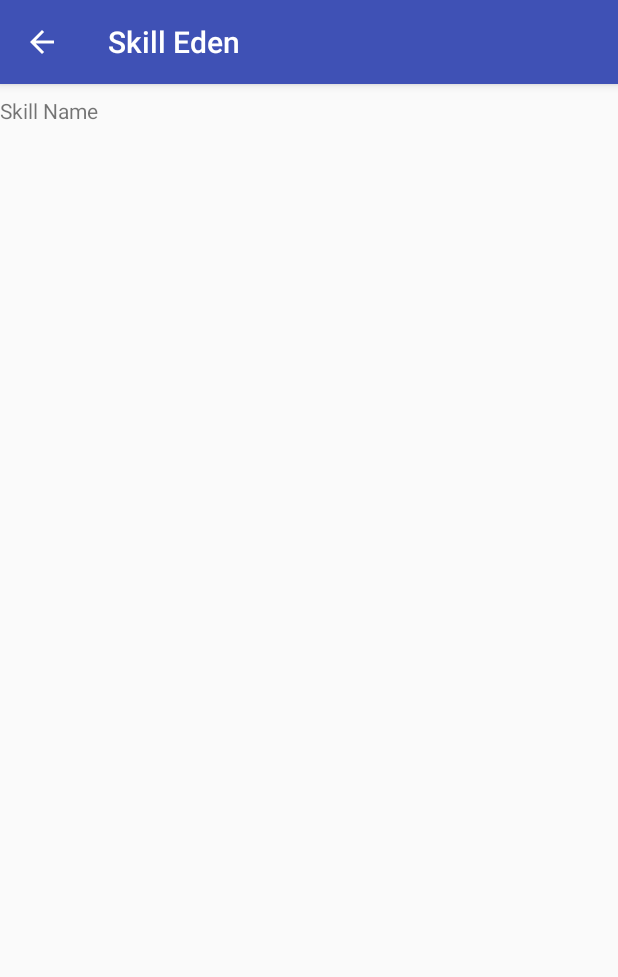
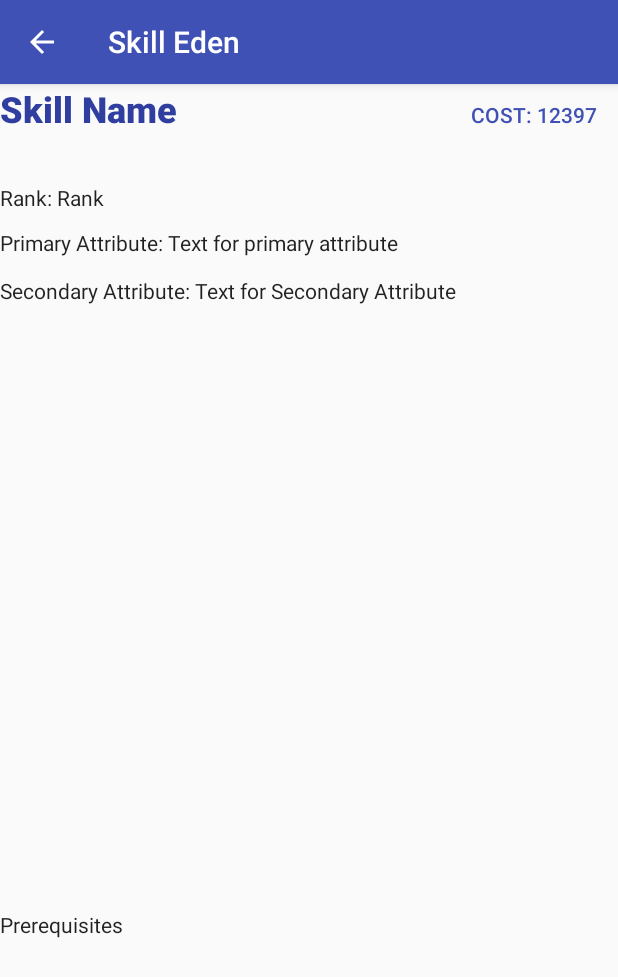
Before and after one commit to kylaconstantine13/skill_eden, an Android app: the SkillDetailActivity screen opened directly, with no data from a screen before it, on a phone screen of 412 x 824 dp. Shown: the top 977 px of the screen. Run offline under Robolectric (Android 15) with nearby library versions, the phone set to English and light mode, and no system bars; 7 statements that could not run were skipped.

Commit message:
Added skill details to skill detail view

```diff
--- a/skilleden/app/src/main/java/com/eve/skilleden/SkillActivity.java
+++ b/skilleden/app/src/main/java/com/eve/skilleden/SkillActivity.java
@@ -31,7 +31,7 @@ public class SkillActivity extends AppCompatActivity {
 
         // use this setting to improve performance if you know that changes
         // in content do not change the layout size of the RecyclerView
-        mRecyclerView.setHasFixedSize(true);  //TODO: remove in future?
+        mRecyclerView.setHasFixedSize(true);
 
         // specify an adapter (see also next example)
         staticSkills = new StaticSkills();
--- a/skilleden/app/src/main/java/com/eve/skilleden/SkillDetailActivity.java
+++ b/skilleden/app/src/main/java/com/eve/skilleden/SkillDetailActivity.java
@@ -2,13 +2,61 @@ package com.eve.skilleden;
 
 import android.support.v7.app.AppCompatActivity;
 import android.os.Bundle;
+import android.view.View;
+import android.widget.ImageButton;
+import android.widget.TextView;
+
+import com.eve.skilleden.model.Skill;
 
 public class SkillDetailActivity extends AppCompatActivity {
+    //TODO: eventually change to SKill Detial  holder??
+    TextView sNameTextV;
+    TextView sCostTextV;
+    TextView sRankTextV;
+    TextView sPrimaryAttriTextV;
+    TextView sSecondaryAttriTextV;
+    //    TextView sPrereqTextV; TODO: list view
+    TextView sDescTextV;
+
+    ImageButton sAlphaAvail;
+    ImageButton sTrialAvail;
+
 
     @Override
     protected void onCreate(Bundle savedInstanceState) {
         super.onCreate(savedInstanceState);
         setContentView(R.layout.activity_skill_detail);
-        //TODO: pick up here.
+        Skill skill = (Skill) getIntent().getSerializableExtra("skill");
+//
+        sNameTextV = findViewById(R.id.skill_name);
+        sNameTextV.setText(skill.getName());
+
+        sCostTextV = findViewById(R.id.skill_cost);
+        sCostTextV.setText(Long.toString(skill.getCost()));
+
+        sRankTextV = findViewById(R.id.skill_rank);
+        sRankTextV.setText("Rank: " + Integer.toString(skill.getRank()));
+
+        sPrimaryAttriTextV = findViewById(R.id.skill_primary_attri);
+        sPrimaryAttriTextV.setText("Primary Attribute: " + skill.getPrimaryAttr());
+//
+        sSecondaryAttriTextV = findViewById(R.id.skill_secondary_attri);
+        sSecondaryAttriTextV.setText("Secondary Attribute: " + skill.getSecondaryAttr());
+//
+////        sPrereqTextV = findViewById(R.id.skill_prereq);
+////        sPrereqTextV.setText(skill.getPrerequisites());
+//
+        sDescTextV = findViewById(R.id.skill_description);
+        sDescTextV.setText("Description: " + skill.getDescription());
+
+        sAlphaAvail = findViewById(R.id.skill_alpha_avail);
+        if (skill.getCanTrainOnAlpha()) {
+            sAlphaAvail.setVisibility(View.VISIBLE);
+        }
+
+//        sTrialAvail = findViewById(R.id.skill_trial_avail);
+//        if (skill.getCanTrainOnTrial()) {
+//            sTrialAvail.setVisibility(View.VISIBLE);
+//        }
     }
 }
--- a/skilleden/app/src/main/java/com/eve/skilleden/SkillGroupAdapter.java
+++ b/skilleden/app/src/main/java/com/eve/skilleden/SkillGroupAdapter.java
@@ -78,9 +78,10 @@ public class SkillGroupAdapter extends ExpandableRecyclerAdapter<SkillGroupParen
                 Log.d(TAG, skill.getName() + " clicked.");
                 Context context = v.getContext();
                 Intent intent = new Intent(context, SkillDetailActivity.class);
-                intent.putExtra("skill_description", skill.getDescription());
-                intent.putExtra("skill_name", skill.getName());
-                intent.putExtra("skill_cost", skill.getCost());
+                intent.putExtra("skill", skill);
+//                intent.putExtra("skill_description", skill.getDescription());
+//                intent.putExtra("skill_name", skill.getName()); TODO: remove
+//                intent.putExtra("skill_cost", skill.getCost());
                 context.startActivity(intent);
             }
         });
--- a/skilleden/app/src/main/java/com/eve/skilleden/model/Skill.java
+++ b/skilleden/app/src/main/java/com/eve/skilleden/model/Skill.java
@@ -2,20 +2,31 @@ package com.eve.skilleden.model;
 
 import android.support.annotation.NonNull;
 
+import com.google.gson.annotations.SerializedName;
+
+import java.io.Serializable;
+import java.util.ArrayList;
 import java.util.List;
 
-public class Skill {
+public class Skill implements Serializable {
     private int id;
     private String name;
     private String description;
+
+    @SerializedName("alpha_level_cap")
     private int alphaLevelCap;
+    @SerializedName("can_train_on_alpha")
     private Boolean canTrainOnAlpha;
+    @SerializedName("can_train_on_trial")
     private Boolean canTrainOnTrial;
     private long cost;
     private String group;
+    @SerializedName("is_public")
     private Boolean isPublic;
     private List<Skill> prerequisites;
+    @SerializedName("primary_attribute")
     private String primaryAttr;
+    @SerializedName("secondary_attribute")
     private String secondaryAttr;
     private int rank;
 
@@ -26,6 +37,9 @@ public class Skill {
         this.group = "Unknown group";
         this.primaryAttr = "Unknown primary attribute";
         this.secondaryAttr = "Unknown secondary attribute";
+        this.canTrainOnAlpha = false;
+        this.canTrainOnTrial = false;
+        this.prerequisites = new ArrayList<>();
     }
 
     public Skill(@NonNull String name) {
@@ -38,6 +52,51 @@ public class Skill {
 
     public void setName(@NonNull String name) {
         this.name = name;
+    }
+
+    public void setCanTrainOnAlpha(Boolean canTrainOnAlpha) {
+        this.canTrainOnTrial = canTrainOnAlpha;
+    }
+
+    public void setCanTrainOnTrial(Boolean canTrainOnTrial){
+        this.canTrainOnTrial = canTrainOnTrial;
+    }
+
+    public void setPrerequisites(List<Skill> prerequisites) {
+        this.prerequisites = prerequisites;
+    }
+
+
+    public void setDescription(String description) {
+        this.description = description;
+    }
+
+    public void setAlphaLevelCap(int alphaLevelCap) {
+        this.alphaLevelCap = alphaLevelCap;
+    }
+
+    public void setCost(long cost) {
+        this.cost = cost;
+    }
+
+    public void setGroup(String group) {
+        this.group = group;
+    }
+
+    public void setPublic(Boolean aPublic) {
+        isPublic = aPublic;
+    }
+
+    public void setPrimaryAttr(String primaryAttr) {
+        this.primaryAttr = primaryAttr;
+    }
+
+    public void setSecondaryAttr(String secondaryAttr) {
+        this.secondaryAttr = secondaryAttr;
+    }
+
+    public void setRank(int rank) {
+        this.rank = rank;
     }
 
     public int getId() {
--- a/skilleden/app/src/main/res/layout/activity_skill_detail.xml
+++ b/skilleden/app/src/main/res/layout/activity_skill_detail.xml
@@ -6,46 +6,137 @@
     android:layout_height="match_parent"
     tools:context=".SkillDetailActivity">
 
-    <ScrollView
-        android:id="@+id/scrollView2"
-        android:layout_width="368dp"
-        android:layout_height="662dp"
-        android:layout_marginTop="8dp"
-        app:layout_constraintEnd_toEndOf="parent"
-        app:layout_constraintHorizontal_bias="0.5"
-        app:layout_constraintStart_toStartOf="parent"
-        app:layout_constraintTop_toTopOf="parent">
-
-        <LinearLayout
-            android:layout_width="wrap_content"
-            android:layout_height="wrap_content">
-
     <TextView
         android:id="@+id/skill_name"
-            android:layout_width="wrap_content"
-            android:layout_height="wrap_content"
-            android:text="Skill Name" />
+        android:layout_width="282dp"
+        android:layout_height="66dp"
+        android:layout_alignParentStart="true"
+        android:layout_alignParentTop="true"
+        android:singleLine="false"
+        android:text="Skill Name"
+        android:textAlignment="viewStart"
+        android:textAppearance="@style/TextAppearance.AppCompat.Widget.ActionMode.Title"
+        android:textColor="?attr/colorPrimaryDark"
+        android:textSize="24sp"
+        android:textStyle="bold"
+        android:typeface="normal" />
 
     <TextView
         android:id="@+id/skill_cost"
         android:layout_width="wrap_content"
-            android:layout_height="0dp"
-            android:layout_marginTop="176dp"
-            android:text="Cost"
+        android:layout_height="wrap_content"
+        android:layout_alignBaseline="@+id/skill_name"
+        android:layout_alignParentEnd="true"
+        android:layout_marginEnd="14dp"
+        android:text="cost: 12397"
+        android:textAlignment="viewStart"
+        android:textAppearance="@style/TextAppearance.AppCompat.Widget.Button.Borderless.Colored"
+        android:textColor="?attr/colorPrimary"
         app:layout_constraintEnd_toEndOf="parent"
-            app:layout_constraintStart_toStartOf="parent"
-            app:layout_constraintTop_toBottomOf="@+id/editText3" />
+        app:layout_constraintStart_toStartOf="parent" />
+
+    <android.support.v7.widget.CardView
+        android:layout_width="match_parent"
+        android:layout_height="wrap_content"
+        android:layout_alignParentStart="true"
+        android:layout_alignParentTop="true"
+        android:visibility="visible"
+        app:cardBackgroundColor="?attr/colorPrimaryDark">
+
+    </android.support.v7.widget.CardView>
+
+    <ImageButton
+        android:id="@+id/skill_alpha_avail"
+        style="?android:attr/starStyle"
+        android:layout_width="wrap_content"
+        android:layout_height="wrap_content"
+        android:layout_alignParentBottom="true"
+        android:layout_alignParentEnd="true"
+        android:background="@android:color/white"
+        android:tint="@android:color/holo_orange_dark"
+        android:visibility="invisible"
+        app:srcCompat="@android:drawable/star_on" />
+
+    <ImageButton
+        android:id="@+id/skill_trial_avail"
+        style="?android:attr/starStyle"
+        android:layout_width="wrap_content"
+        android:layout_height="wrap_content"
+        android:layout_alignParentBottom="true"
+        android:layout_toStartOf="@+id/skill_alpha_avail"
+        android:background="@android:color/white"
+        android:tint="@android:color/darker_gray"
+        android:visibility="invisible"
+        app:srcCompat="@android:drawable/star_off" />
+
+    <TextView
+        android:id="@+id/skill_secondary_attri"
+        android:layout_width="361dp"
+        android:layout_height="30dp"
+        android:layout_alignParentStart="true"
+        android:layout_below="@+id/skill_primary_attri"
+        android:lineSpacingExtra="8sp"
+        android:text="Secondary Attribute: Text for Secondary Attribute"
+        android:textAppearance="@style/TextAppearance.AppCompat.Body1" />
+
+    <TextView
+        android:id="@+id/skill_rank"
+        android:layout_width="361dp"
+        android:layout_height="30dp"
+        android:layout_alignParentStart="true"
+        android:layout_below="@+id/skill_name"
+        android:lineSpacingExtra="8sp"
+        android:text="Rank: Rank"
+        android:textAppearance="@style/TextAppearance.AppCompat.Body1" />
+
+    <TextView
+        android:id="@+id/skill_primary_attri"
+        android:layout_width="368dp"
+        android:layout_height="32dp"
+        android:layout_alignParentStart="true"
+        android:layout_below="@+id/skill_rank"
+        android:lineSpacingExtra="8sp"
+        android:text="Primary Attribute: Text for primary attribute"
+        android:textAppearance="@style/TextAppearance.AppCompat.Body1" />
+
+    <ScrollView
+        android:layout_width="match_parent"
+        android:layout_height="248dp"
+        android:layout_alignParentBottom="true"
+        android:layout_alignParentStart="true"
+        android:layout_marginBottom="96dp">
+
+        <LinearLayout
+            android:layout_width="match_parent"
+            android:layout_height="wrap_content"
+            android:orientation="vertical">
 
             <TextView
                 android:id="@+id/skill_description"
-            android:layout_width="wrap_content"
+                android:layout_width="match_parent"
                 android:layout_height="wrap_content"
-            android:layout_marginTop="64dp"
+                android:layout_alignParentBottom="true"
+                android:layout_alignParentStart="true"
+                android:layout_marginBottom="107dp"
                 android:ems="10"
-            app:layout_constraintEnd_toStartOf="@+id/scrollView2"
+                android:singleLine="false"
+                android:textAppearance="@style/TextAppearance.AppCompat.Body1"
                 app:layout_constraintHorizontal_bias="0.499"
-            app:layout_constraintStart_toEndOf="@+id/scrollView2"
-            app:layout_constraintTop_toTopOf="parent" />
+                app:layout_constraintTop_toTopOf="parent"
+                tools:text="Description Placeholder wraps page" />
+
+            <TextView
+                android:id="@+id/skill_prereq"
+                android:layout_width="match_parent"
+                android:layout_height="30dp"
+                android:layout_alignParentStart="true"
+                android:layout_below="@+id/skill_secondary_attri"
+                android:lineSpacingExtra="8sp"
+                android:text="Prerequisites"
+                android:textAppearance="@style/TextAppearance.AppCompat.Body1"
+                android:visibility="visible" />
+
         </LinearLayout>
     </ScrollView>
+
 </RelativeLayout>
```
Also changed, not shown: 1 other file. Lines whose indentation alone changed are shown as unchanged.
